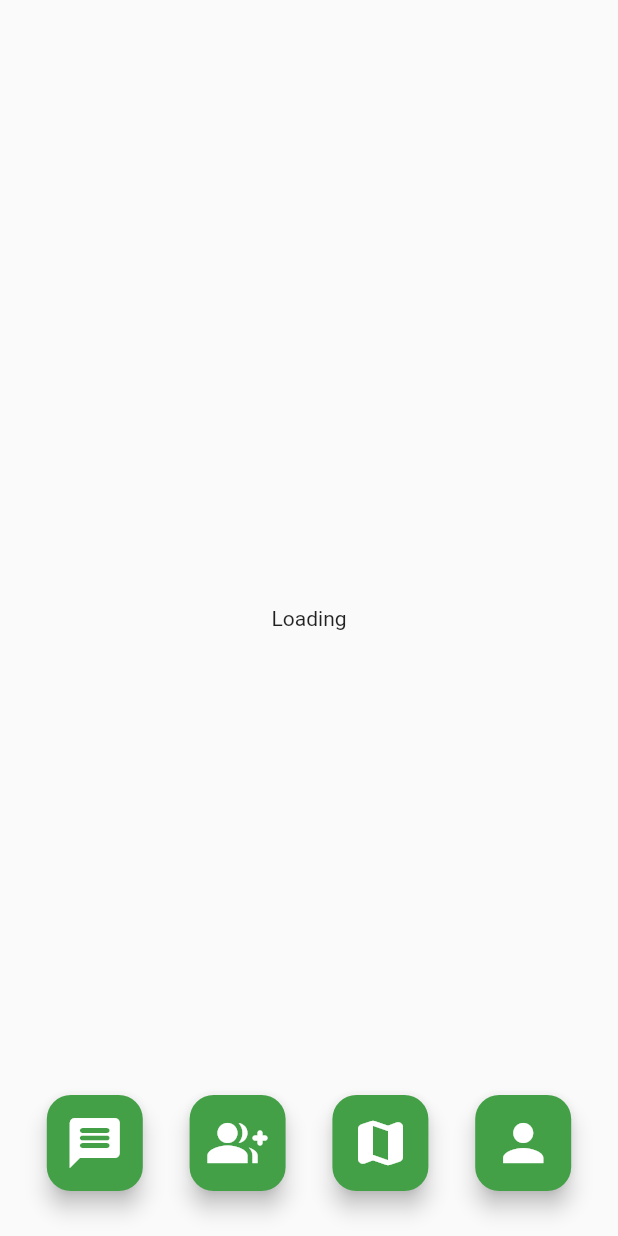
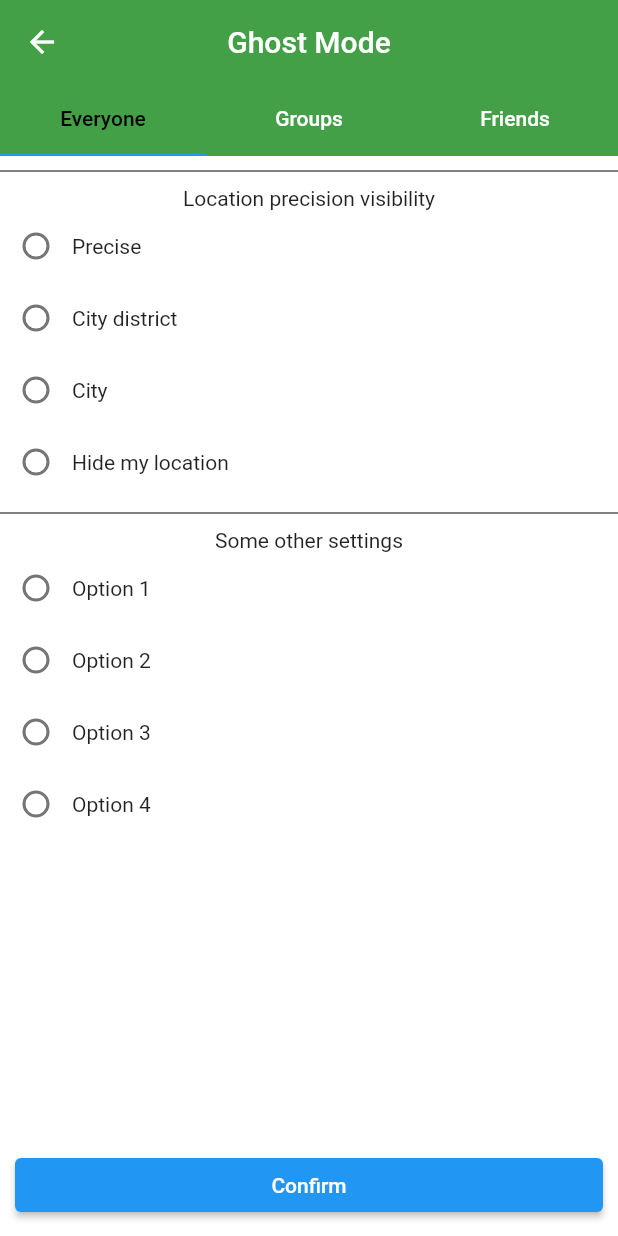
Before and after one commit to VAKOPWR/project_jelly, a Flutter app: the screen it shows after launch, on a phone screen of 412 x 824 dp. Run offline on Flutter 3.47's test engine with Material 2 defaults, Android fonts, the light colour scheme and no system bars; our stand-ins replace form_field_validator, geolocator, google_maps_flutter, location; project files that could hold a hidden picture were left out.

Commit message:
commit ghost mode page

```diff
--- a/lib/main.dart
+++ b/lib/main.dart
@@ -1,5 +1,6 @@
 import 'package:flutter/material.dart';
 import 'package:project_jelly/pages/friends.dart';
+import 'package:project_jelly/pages/ghostModeSettings/ghostModeScreen.dart';
 import 'package:project_jelly/pages/home.dart';
 import 'package:project_jelly/pages/loading.dart';
 import 'package:project_jelly/pages/login.dart';
@@ -8,14 +9,15 @@ import 'package:project_jelly/pages/profile.dart';
 
 void main() {
   runApp(MaterialApp(
-    initialRoute: '/map',
+    initialRoute: '/ghostMode',
     routes: {
       '/loading': (context) => const Loading(),
       '/login': (context) => const Login(),
       '/map': (context) => const Home(),
       '/friends': (context) => const FriendsPage(),
       '/messages': (context) => const MessagesPage(),
-      '/profile': (context) => const ProfilePage()
+      '/profile': (context) => const ProfilePage(),
+      '/ghostMode' : (context) => const GhostMode()
     },
   ));
 }
--- /dev/null
+++ b/lib/pages/ghostModeSettings/ghostModeScreen.dart
@@ -0,0 +1,75 @@
+import 'package:flutter/material.dart';
+import 'package:project_jelly/pages/ghostModeSettings/ghostModeTabEveryone.dart';
+import 'package:project_jelly/pages/ghostModeSettings/ghostModeTabFriends.dart';
+import 'package:project_jelly/pages/ghostModeSettings/ghostModeTabGroups.dart';
+
+class GhostMode extends StatelessWidget {
+  const GhostMode({super.key});
+
+  @override
+  Widget build(BuildContext context){
+    return DefaultTabController(
+        length: 3,
+        child: Scaffold(
+          appBar: AppBar(
+            backgroundColor: Colors.green[600],
+            title: Text ('Ghost Mode'),
+            centerTitle: true,
+            elevation: 0.0,
+            leading: IconButton(
+              icon: const Icon(Icons.arrow_back),
+              onPressed: (){
+                // Navigator.of(context).pop();
+                Navigator.pushReplacementNamed(context, "/map");
+              },
+            ),
+          ),
+          body: Container(
+            // decoration: BoxDecoration(
+            //   color: Colors.green[600],
+            //   boxShadow: [
+            //     BoxShadow(
+            //       color: Colors.grey.withOpacity(0.8), // Shadow color
+            //       spreadRadius: 15, // Spread radius
+            //       blurRadius: 20, // Blur radius
+            //       offset: Offset(0, 10), // Offset
+            //     ),
+            //   ],
+            // ),
+            color: Colors.green[600],
+            child: const Column(
+              children: [
+                TabBar(
+                  tabs: [
+                    Tab(
+                      text: 'Everyone',
+                    ),
+                    Tab(
+                      text: 'Groups',
+                    ),
+                    Tab(
+                      text: 'Friends',
+                    )
+                  ],
+                  labelColor: Colors.black,
+                  unselectedLabelColor: Colors.white,
+                  // indicatorColor: Colors.black,
+                ),
+
+                Expanded(
+                    child: TabBarView(
+                      children: [
+                        GhostModeTabEveryone(),
+                        GhostModeTabGroups(),
+                        GhostModeTabFriends()
+                      ],
+                    )
+                )
+              ],
+            ),
+          )
+
+        )
+    );
+  }
+}
--- /dev/null
+++ b/lib/pages/ghostModeSettings/ghostModeTabEveryone.dart
@@ -0,0 +1,168 @@
+import 'package:flutter/material.dart';
+
+class GhostModeTabEveryone extends StatefulWidget {
+  const GhostModeTabEveryone({Key? key}) : super(key: key);
+
+  @override
+  State<GhostModeTabEveryone> createState() => _GhostModeTabEveryoneState();
+}
+
+class _GhostModeTabEveryoneState extends State<GhostModeTabEveryone> {
+
+  int locationPrecisionOption = 0;
+  int otherOption = 0;
+
+  @override
+  Widget build(BuildContext context){
+    return Container(
+      color: Colors.white,
+      child: Stack(
+        children: [
+          Column(
+            children: [
+              Divider(
+                color: Colors.black,
+                height: 20.0,
+              ),
+              Text('Location precision visibility'),
+              Row(
+                children: [
+                  Radio<int>(
+                    value: 1,
+                    groupValue: locationPrecisionOption,
+                    onChanged: (value) {
+                      setState(() {
+                        locationPrecisionOption = value!;
+                      });
+                    },
+                  ),
+                  Text('Precise'),
+                ],
+              ),
+              Row(
+                children: [
+                  Radio<int>(
+                    value: 2,
+                    groupValue: locationPrecisionOption,
+                    onChanged: (value) {
+                      setState(() {
+                        locationPrecisionOption = value!;
+                      });
+                    },
+                  ),
+                  Text('City district'),
+                ],
+              ),
+              Row(
+                children: [
+                  Radio<int>(
+                    value: 3,
+                    groupValue: locationPrecisionOption,
+                    onChanged: (value) {
+                      setState(() {
+                        locationPrecisionOption = value!;
+                      });
+                    },
+                  ),
+                  Text('City'),
+                ],
+              ),
+              Row(
+                children: [
+                  Radio<int>(
+                    value: 4,
+                    groupValue: locationPrecisionOption,
+                    onChanged: (value) {
+                      setState(() {
+                        locationPrecisionOption = value!;
+                      });
+                    },
+                  ),
+                  Text('Hide my location'),
+                ],
+              ),
+              Divider(
+                color: Colors.black,
+                height: 20.0,
+              ),
+              Text('Some other settings'),
+              Row(
+                children: [
+                  Radio<int>(
+                    value: 1,
+                    groupValue: otherOption,
+                    onChanged: (value) {
+                      setState(() {
+                        otherOption = value!;
+                      });
+                    },
+                  ),
+                  Text('Option 1'),
+                ],
+              ),
+              Row(
+                children: [
+                  Radio<int>(
+                    value: 2,
+                    groupValue: otherOption,
+                    onChanged: (value) {
+                      setState(() {
+                        otherOption = value!;
+                      });
+                    },
+                  ),
+                  Text('Option 2'),
+                ],
+              ),
+              Row(
+                children: [
+                  Radio<int>(
+                    value: 3,
+                    groupValue: otherOption,
+                    onChanged: (value) {
+                      setState(() {
+                        otherOption = value!;
+                      });
+                    },
+                  ),
+                  Text('Option 3'),
+                ],
+              ),
+              Row(
+                children: [
+                  Radio<int>(
+                    value: 4,
+                    groupValue: otherOption,
+                    onChanged: (value) {
+                      setState(() {
+                        otherOption = value!;
+                      });
+                    },
+                  ),
+                  Text('Option 4'),
+                ],
+              ),
+            ],
+          ),
+          Positioned(
+            bottom: 0,
+            left: 0,
+            right: 0,
+            child: Container(
+              padding: EdgeInsets.all(10.0),
+              child: ElevatedButton(
+                onPressed: (){
+
+                },
+                child: Text('Confirm'),
+              ),
+            ),
+          )
+        ],
+      )
+
+    );
+  }
+
+
+}
--- /dev/null
+++ b/lib/pages/ghostModeSettings/ghostModeTabFriends.dart
@@ -0,0 +1,13 @@
+import 'package:flutter/material.dart';
+
+class GhostModeTabFriends extends StatelessWidget {
+  const GhostModeTabFriends({super.key});
+
+  @override
+  Widget build(BuildContext context){
+    return Container(
+      color: Colors.green,
+      child: Text('Test2'),
+    );
+  }
+}
--- /dev/null
+++ b/lib/pages/ghostModeSettings/ghostModeTabGroups.dart
@@ -0,0 +1,13 @@
+import 'package:flutter/material.dart';
+
+class GhostModeTabGroups extends StatelessWidget {
+  const GhostModeTabGroups({super.key});
+
+  @override
+  Widget build(BuildContext context){
+    return Container(
+      color: Colors.green,
+      child: Text('Test3'),
+    );
+  }
+}
```
Also changed, not shown: 1 other file.
